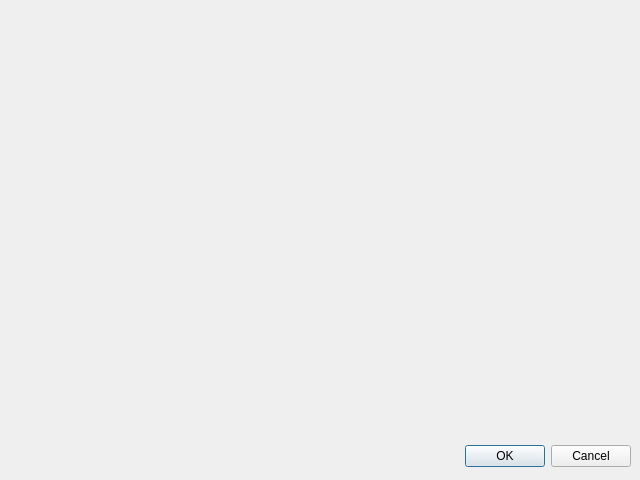
Qt form main_form.ui (GSA/MD-Automated-Text-Analysis) before a commit.
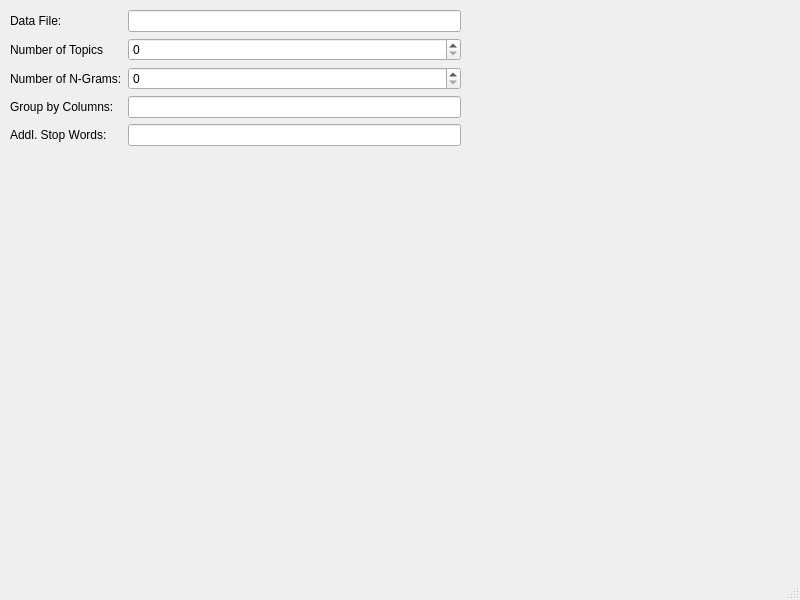
The same form after that commit.

```diff
--- a/main_form.ui
+++ b/main_form.ui
@@ -1,34 +1,93 @@
 <?xml version="1.0" encoding="UTF-8"?>
 <ui version="4.0">
- <class>Dialog</class>
- <widget class="QDialog" name="Dialog">
+ <class>MainWindow</class>
+ <widget class="QMainWindow" name="MainWindow">
   <property name="geometry">
    <rect>
     <x>0</x>
     <y>0</y>
-    <width>640</width>
-    <height>480</height>
+    <width>800</width>
+    <height>600</height>
    </rect>
   </property>
   <property name="windowTitle">
    <string>Dialog</string>
   </property>
-  <widget class="QDialogButtonBox" name="buttonBox">
+  <widget class="QWidget" name="centralwidget">
+   <widget class="QWidget" name="formLayoutWidget">
+    <property name="geometry">
+     <rect>
+      <x>10</x>
+      <y>10</y>
+      <width>451</width>
+      <height>301</height>
+     </rect>
+    </property>
+    <layout class="QFormLayout" name="formLayout">
+     <item row="0" column="0">
+      <widget class="QLabel" name="data_file_lbl">
+       <property name="text">
+        <string>Data File:</string>
+       </property>
+      </widget>
+     </item>
+     <item row="0" column="1">
+      <widget class="QLineEdit" name="lineEdit"/>
+     </item>
+     <item row="1" column="0">
+      <widget class="QLabel" name="num_topics_lbl">
+       <property name="text">
+        <string>Number of Topics</string>
+       </property>
+      </widget>
+     </item>
+     <item row="1" column="1">
+      <widget class="QSpinBox" name="spinBox"/>
+     </item>
+     <item row="2" column="0">
+      <widget class="QLabel" name="num_ngrams_lbl">
+       <property name="text">
+        <string>Number of N-Grams:</string>
+       </property>
+      </widget>
+     </item>
+     <item row="2" column="1">
+      <widget class="QSpinBox" name="spinBox_2"/>
+     </item>
+     <item row="3" column="0">
+      <widget class="QLabel" name="groupby_cols_lbel">
+       <property name="text">
+        <string>Group by Columns:</string>
+       </property>
+      </widget>
+     </item>
+     <item row="3" column="1">
+      <widget class="QLineEdit" name="lineEdit_2"/>
+     </item>
+     <item row="4" column="0">
+      <widget class="QLabel" name="addl_stopwords_lbl">
+       <property name="text">
+        <string>Addl. Stop Words:</string>
+       </property>
+      </widget>
+     </item>
+     <item row="4" column="1">
+      <widget class="QLineEdit" name="lineEdit_3"/>
+     </item>
+    </layout>
+   </widget>
+  </widget>
+  <widget class="QMenuBar" name="menubar">
    <property name="geometry">
     <rect>
-     <x>10</x>
-     <y>440</y>
-     <width>621</width>
-     <height>32</height>
+     <x>0</x>
+     <y>0</y>
+     <width>800</width>
+     <height>22</height>
     </rect>
    </property>
-   <property name="orientation">
-    <enum>Qt::Horizontal</enum>
-   </property>
-   <property name="standardButtons">
-    <set>QDialogButtonBox::Cancel|QDialogButtonBox::Ok</set>
-   </property>
   </widget>
+  <widget class="QStatusBar" name="statusbar"/>
  </widget>
  <resources/>
  <connections>
```
Left out of the diff: 37 changed lines with no effect on the pictures.
